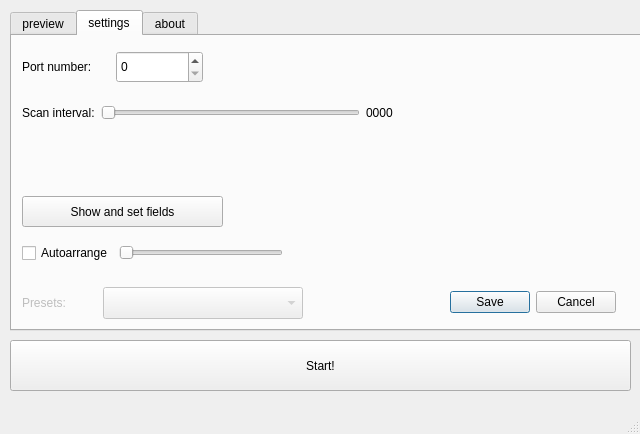
grizz-pl/mirlight, file src/mirlight.ui: the form before one commit.
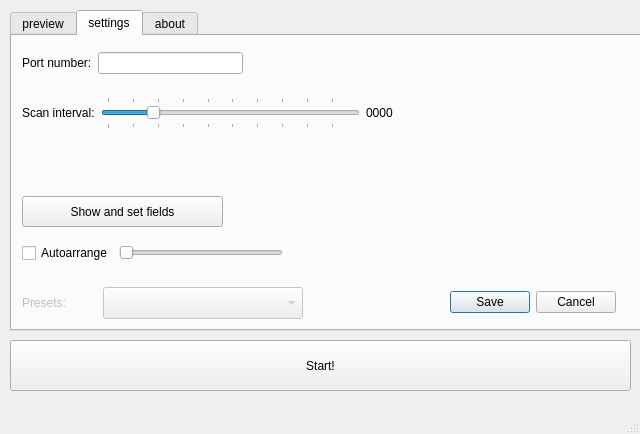
The form after the commit. The open tabs and pages were chosen to show the change.

Commit message: port can be number or string now; gui fixes

Diff of the .ui file:
```diff
--- a/src/mirlight.ui
+++ b/src/mirlight.ui
@@ -3577,31 +3577,12 @@
        <rect>
         <x>10</x>
         <y>10</y>
-        <width>181</width>
-        <height>42</height>
+        <width>221</width>
+        <height>34</height>
        </rect>
       </property>
-      <layout class="QGridLayout" name="gridLayout_2" rowminimumheight="0">
-       <item row="0" column="1">
-        <widget class="QSpinBox" name="portNumberSpinBox">
-         <property name="minimumSize">
-          <size>
-           <width>0</width>
-           <height>32</height>
-          </size>
-         </property>
-         <property name="locale">
-          <locale language="English" country="UnitedStates"/>
-         </property>
-         <property name="suffix">
-          <string/>
-         </property>
-         <property name="maximum">
-          <number>24</number>
-         </property>
-        </widget>
-       </item>
-       <item row="0" column="0">
+      <layout class="QHBoxLayout" name="horizontalLayout">
+       <item>
         <widget class="QLabel" name="portNumberLabel">
          <property name="minimumSize">
           <size>
@@ -3617,6 +3598,13 @@
          </property>
         </widget>
        </item>
+       <item>
+        <widget class="QLineEdit" name="portNumberLineEdit">
+         <property name="statusTip">
+          <string>Port number (Windows: COM1 = 0) or adress (e.g.COM1; /dev/ttyUSB01)</string>
+         </property>
+        </widget>
+       </item>
       </layout>
      </widget>
      <widget class="QWidget" name="layoutWidget">
@@ -3707,7 +3695,7 @@
           <number>10</number>
          </property>
          <property name="maximum">
-          <number>1000</number>
+          <number>500</number>
          </property>
          <property name="singleStep">
           <number>10</number>
@@ -3715,9 +3703,15 @@
          <property name="pageStep">
           <number>50</number>
          </property>
+         <property name="sliderPosition">
+          <number>100</number>
+         </property>
          <property name="orientation">
           <enum>Qt::Horizontal</enum>
          </property>
+         <property name="tickPosition">
+          <enum>QSlider::TicksBothSides</enum>
+         </property>
         </widget>
        </item>
        <item row="0" column="2">
```
Left out of the diff: 5 changed lines with no effect on the pictures. The commit also changes 2 other files.
